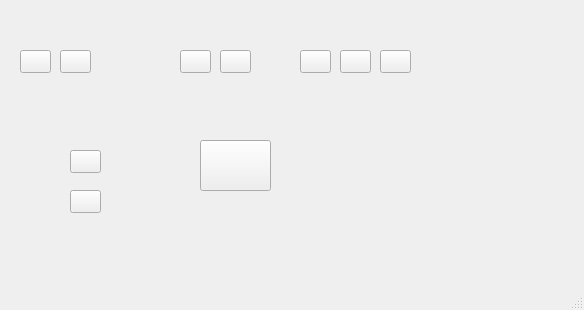
This is BVFS/gui.ui in SakuraSong001/BVFS as Qt 5 draws it before an edit. The edited form follows.
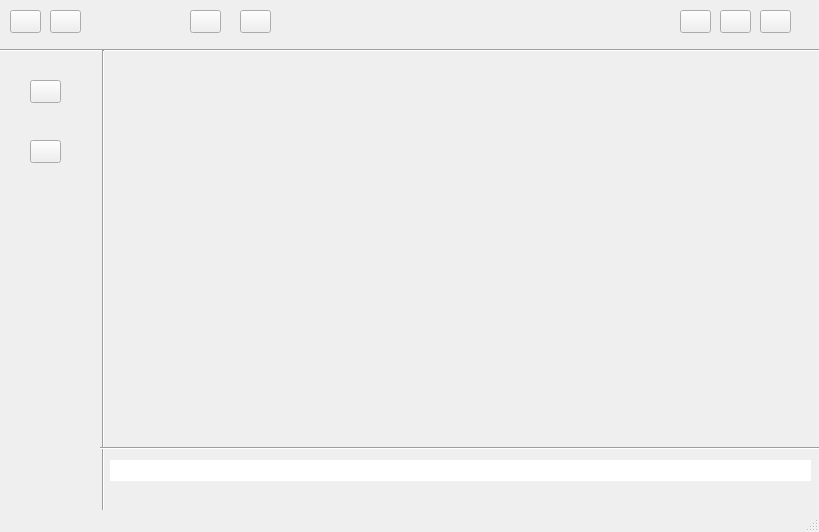
This is the edited form. Icons and pictures are not drawn.

Diff of the .ui file:
```diff
--- a/BVFS/gui.ui
+++ b/BVFS/gui.ui
@@ -6,8 +6,8 @@
    <rect>
     <x>0</x>
     <y>0</y>
-    <width>584</width>
-    <height>310</height>
+    <width>819</width>
+    <height>532</height>
    </rect>
   </property>
   <property name="windowTitle">
@@ -17,8 +17,8 @@
    <widget class="QPushButton" name="back">
     <property name="geometry">
      <rect>
-      <x>20</x>
-      <y>50</y>
+      <x>10</x>
+      <y>10</y>
       <width>31</width>
       <height>23</height>
      </rect>
@@ -35,8 +35,8 @@
    <widget class="QPushButton" name="delete_2">
     <property name="geometry">
      <rect>
-      <x>380</x>
-      <y>50</y>
+      <x>760</x>
+      <y>10</y>
       <width>31</width>
       <height>23</height>
      </rect>
@@ -53,8 +53,8 @@
    <widget class="QPushButton" name="edit">
     <property name="geometry">
      <rect>
-      <x>340</x>
-      <y>50</y>
+      <x>720</x>
+      <y>10</y>
       <width>31</width>
       <height>23</height>
      </rect>
@@ -71,8 +71,8 @@
    <widget class="QPushButton" name="new_2">
     <property name="geometry">
      <rect>
-      <x>300</x>
-      <y>50</y>
+      <x>680</x>
+      <y>10</y>
       <width>31</width>
       <height>23</height>
      </rect>
@@ -89,8 +89,8 @@
    <widget class="QPushButton" name="forward">
     <property name="geometry">
      <rect>
-      <x>60</x>
-      <y>50</y>
+      <x>50</x>
+      <y>10</y>
       <width>31</width>
       <height>23</height>
      </rect>
@@ -104,29 +104,11 @@
      <string/>
     </property>
    </widget>
-   <widget class="QPushButton" name="file2">
-    <property name="geometry">
-     <rect>
-      <x>200</x>
-      <y>140</y>
-      <width>71</width>
-      <height>51</height>
-     </rect>
-    </property>
-    <property name="styleSheet">
-     <string notr="true">border-image: url(:/new/prefix1/file2.png);
-border-image: url(:/new/prefix1/file21.png);
-border-image: url(:/new/prefix1/file22.png);</string>
-    </property>
-    <property name="text">
-     <string/>
-    </property>
-   </widget>
    <widget class="QPushButton" name="file1">
     <property name="geometry">
      <rect>
-      <x>70</x>
-      <y>150</y>
+      <x>30</x>
+      <y>80</y>
       <width>31</width>
       <height>23</height>
      </rect>
@@ -143,8 +125,8 @@
    <widget class="QPushButton" name="home">
     <property name="geometry">
      <rect>
-      <x>70</x>
-      <y>190</y>
+      <x>30</x>
+      <y>140</y>
       <width>31</width>
       <height>23</height>
      </rect>
@@ -161,8 +143,8 @@
    <widget class="QPushButton" name="icon">
     <property name="geometry">
      <rect>
-      <x>180</x>
-      <y>50</y>
+      <x>190</x>
+      <y>10</y>
       <width>31</width>
       <height>23</height>
      </rect>
@@ -179,8 +161,8 @@
    <widget class="QPushButton" name="list">
     <property name="geometry">
      <rect>
-      <x>220</x>
-      <y>50</y>
+      <x>240</x>
+      <y>10</y>
       <width>31</width>
       <height>23</height>
      </rect>
@@ -194,6 +176,85 @@
      <string/>
     </property>
    </widget>
+   <widget class="Line" name="line">
+    <property name="geometry">
+     <rect>
+      <x>0</x>
+      <y>40</y>
+      <width>831</width>
+      <height>20</height>
+     </rect>
+    </property>
+    <property name="orientation">
+     <enum>Qt::Horizontal</enum>
+    </property>
+   </widget>
+   <widget class="Line" name="line_2">
+    <property name="geometry">
+     <rect>
+      <x>93</x>
+      <y>50</y>
+      <width>20</width>
+      <height>471</height>
+     </rect>
+    </property>
+    <property name="orientation">
+     <enum>Qt::Vertical</enum>
+    </property>
+   </widget>
+   <widget class="QLineEdit" name="lineEdit">
+    <property name="geometry">
+     <rect>
+      <x>110</x>
+      <y>460</y>
+      <width>701</width>
+      <height>21</height>
+     </rect>
+    </property>
+    <property name="styleSheet">
+     <string notr="true">background : (0x00,0xff,0x00,0x00)</string>
+    </property>
+    <property name="frame">
+     <bool>false</bool>
+    </property>
+    <property name="readOnly">
+     <bool>true</bool>
+    </property>
+   </widget>
+   <widget class="Line" name="line_3">
+    <property name="geometry">
+     <rect>
+      <x>100</x>
+      <y>440</y>
+      <width>731</width>
+      <height>16</height>
+     </rect>
+    </property>
+    <property name="orientation">
+     <enum>Qt::Horizontal</enum>
+    </property>
+   </widget>
+   <widget class="QWidget" name="gridLayoutWidget">
+    <property name="geometry">
+     <rect>
+      <x>110</x>
+      <y>60</y>
+      <width>701</width>
+      <height>381</height>
+     </rect>
+    </property>
+    <layout class="QHBoxLayout" name="horizontalLayout_3">
+     <property name="sizeConstraint">
+      <enum>QLayout::SetDefaultConstraint</enum>
+     </property>
+     <property name="leftMargin">
+      <number>0</number>
+     </property>
+     <property name="topMargin">
+      <number>0</number>
+     </property>
+    </layout>
+   </widget>
   </widget>
   <widget class="QMenuBar" name="menubar">
    <property name="geometry">
```
Left out of the diff: 4 changed lines with no effect on the pictures.
